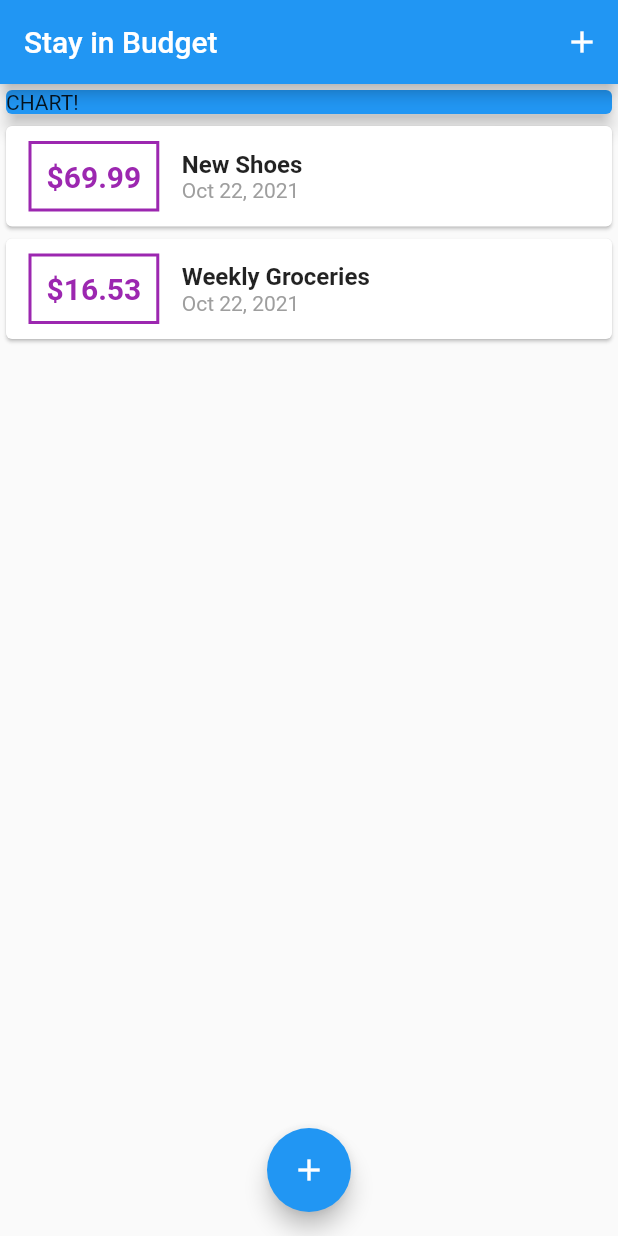
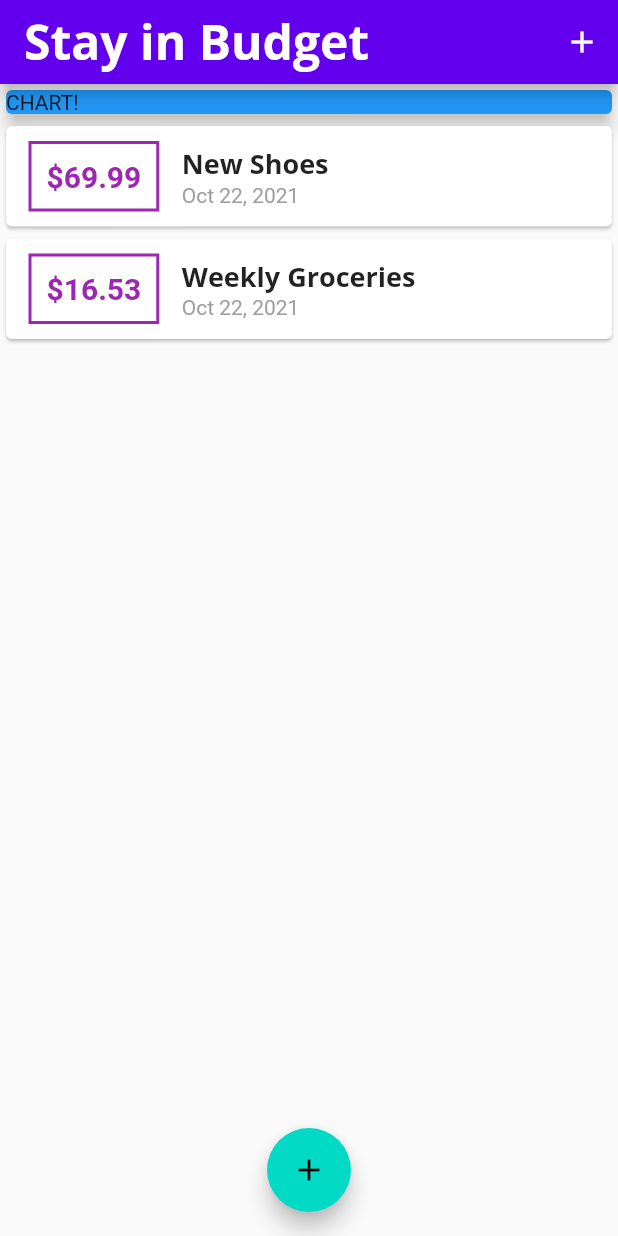
Before and after one commit to NoderCoder/stayinbudget, a Flutter app: the screen it shows after launch, on a phone screen of 412 x 824 dp. Run offline on Flutter 3.47's test engine with Material 2 defaults, Android fonts, the phone set to English and light mode, and no system bars.

Commit message:
Theme data added

```diff
--- a/lib/main.dart
+++ b/lib/main.dart
@@ -11,6 +11,22 @@
   @override
   Widget build(BuildContext context) {
     return MaterialApp(
+      theme: ThemeData(
+          primarySwatch: Colors.purple,
+          accentColor: Colors.amber,
+          colorScheme: ColorScheme.light(),
+          textTheme: ThemeData.light().textTheme.copyWith(
+              bodyText1: TextStyle(
+                  fontFamily: "OpenSans",
+                  fontSize: 18,
+                  fontWeight: FontWeight.bold)),
+          fontFamily: "OpenSans",
+          appBarTheme: AppBarTheme(
+            titleTextStyle: TextStyle(
+                fontFamily: "OpenSans",
+                fontSize: 32,
+                fontWeight: FontWeight.bold),
+          )),
       debugShowCheckedModeBanner: false,
       title: 'Flutter App',
       home: MyHomePage(),
--- a/lib/widgets/transaction_list.dart
+++ b/lib/widgets/transaction_list.dart
@@ -24,7 +24,7 @@
                   ),
                   decoration: BoxDecoration(
                     border: Border.all(
-                      color: Colors.purple,
+                      color: Theme.of(context).primaryColor,
                       width: 2,
                     ),
                   ),
@@ -46,10 +46,7 @@
                   children: <Widget>[
                     Text(
                       transactions[index].title,
-                      style: TextStyle(
-                        fontSize: 16,
-                        fontWeight: FontWeight.bold,
-                      ),
+                      style: Theme.of(context).textTheme.bodyText1,
                     ),
                     Text(
                       DateFormat.yMMMd().format(transactions[index].date),
```
Also changed, not shown: pubspec.yaml (+13 -11 lines), assets/fonts/OpenSans-Bold.ttf (added), assets/fonts/OpenSans-Regular.ttf (added), assets/fonts/Quicksand-Bold.ttf (added), assets/fonts/Quicksand-Light.ttf (added), assets/fonts/Quicksand-Medium.ttf (added), assets/fonts/Quicksand-Regular.ttf (added).
